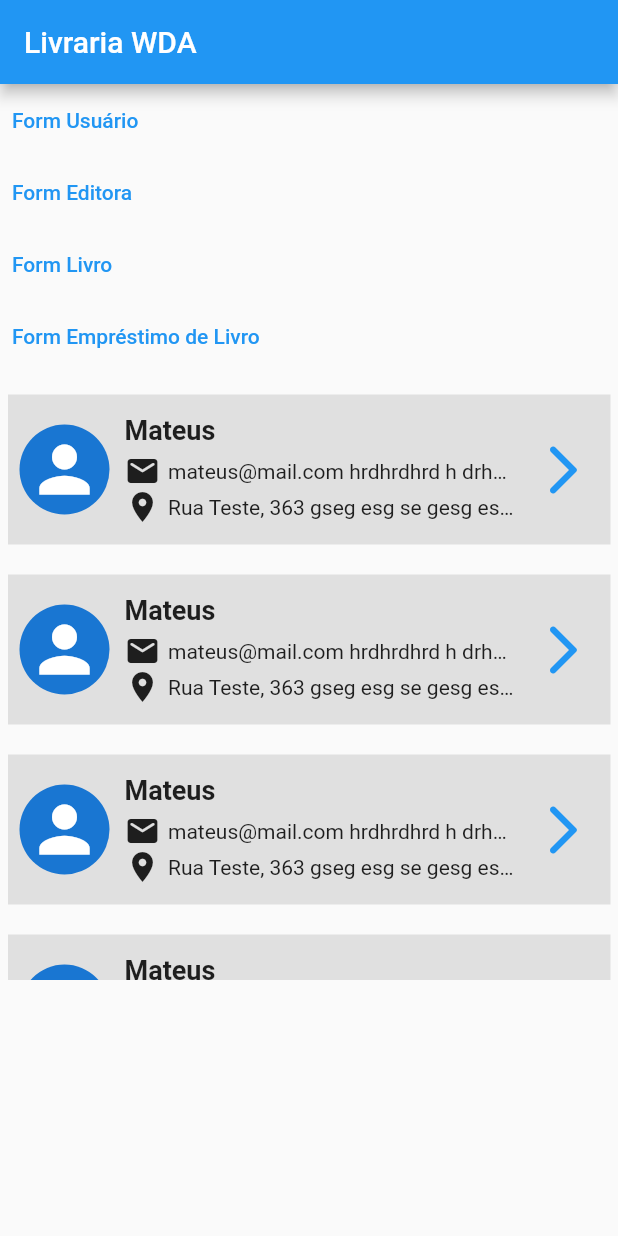
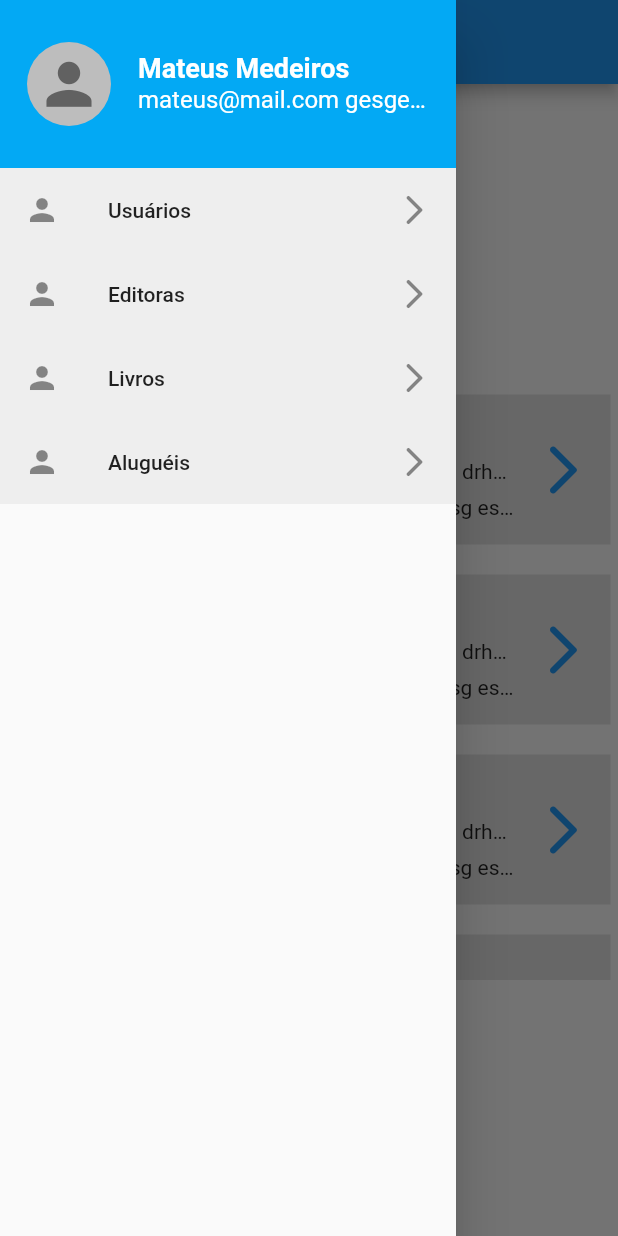
Before and after one commit to mateusmeds/locadora-livros-wda, a Flutter app: the screen it shows after launch, with the side drawer open (before the commit the screen has no drawer), on a phone screen of 412 x 824 dp. Run offline on Flutter 3.47's test engine with Material 2 defaults, Android fonts, the phone set to English and light mode, and no system bars.

Commit message:
Adição de menu drawer

```diff
--- /dev/null
+++ b/lib/components/menu_drawer.dart
@@ -0,0 +1,97 @@
+import 'package:flutter/material.dart';
+
+class MenuDrawer extends StatelessWidget {
+  const MenuDrawer({Key? key}) : super(key: key);
+
+  @override
+  Widget build(BuildContext context) {
+    return ListView(
+      children: <Widget>[
+        Container(
+          padding: EdgeInsets.symmetric(vertical: 20),
+          color: Colors.lightBlue,
+          child: ListTile(
+            leading: CircleAvatar(
+              child: Icon(
+                Icons.person,
+                size: 45,
+                color: Colors.grey[700],
+              ),
+              radius: 30,
+              backgroundColor: Colors.grey[400],
+            ),
+            textColor: Colors.white,
+            title: Text(
+              "Mateus Medeiros",
+              style: TextStyle(
+                fontSize: 18,
+                fontWeight: FontWeight.bold,
+              ),
+              overflow: TextOverflow.ellipsis,
+            ),
+            subtitle: Text(
+              "mateus@mail.com gesges ges gsehs hse",
+              style: TextStyle(
+                fontSize: 16,
+                fontWeight: FontWeight.w400,
+              ),
+              overflow: TextOverflow.ellipsis,
+            ),
+          ),
+        ),
+        Container(
+          color: Colors.grey[200],
+          child: ListTile(
+            leading: Icon(Icons.person),
+            title: Text("Usuários"),
+            trailing: Icon(Icons.arrow_forward_ios_rounded),
+            onTap: () {
+              debugPrint('toquei no drawer');
+              //Fecha o menu
+              Navigator.pop(context);
+            },
+          ),
+        ),
+        Container(
+          color: Colors.grey[200],
+          child: ListTile(
+            leading: Icon(Icons.person),
+            title: Text("Editoras"),
+            trailing: Icon(Icons.arrow_forward_ios_rounded),
+            onTap: () {
+              debugPrint('toquei no drawer');
+              //Fecha o menu
+              Navigator.pop(context);
+            },
+          ),
+        ),
+        Container(
+          color: Colors.grey[200],
+          child: ListTile(
+            leading: Icon(Icons.person),
+            title: Text("Livros"),
+            trailing: Icon(Icons.arrow_forward_ios_rounded),
+            onTap: () {
+              debugPrint('toquei no drawer');
+              //Fecha o menu
+              Navigator.pop(context);
+            },
+          ),
+        ),
+        Container(
+          color: Colors.grey[200],
+          child: ListTile(
+            leading: Icon(Icons.person),
+            title: Text("Aluguéis"),
+            trailing: Icon(Icons.arrow_forward_ios_rounded),
+            onTap: () {
+              debugPrint('toquei no drawer');
+              //Fecha o menu
+              Navigator.pop(context);
+            },
+          ),
+        )
+      ],
+    );
+  }
+}
--- a/lib/main.dart
+++ b/lib/main.dart
@@ -1,6 +1,7 @@
 import 'package:flutter/material.dart';
 import 'package:livraria_wda/components/book_register_form.dart';
 import 'package:livraria_wda/components/book_rent_register_form.dart';
+import 'package:livraria_wda/components/menu_drawer.dart';
 import 'package:livraria_wda/components/publisher_register_form.dart';
 import 'package:livraria_wda/components/user_list.dart';
 import 'package:livraria_wda/components/user_register_form.dart';
@@ -16,6 +17,7 @@ class MyApp extends StatelessWidget {
   @override
   Widget build(BuildContext context) {
     return MaterialApp(
+      debugShowCheckedModeBanner: false,
       title: 'Flutter Demo',
       theme: ThemeData(
         primarySwatch: Colors.blue,
@@ -110,6 +112,9 @@ class _MyHomePageState extends State<MyHomePage> {
           ],
         ),
       ),
+      drawer: Drawer(
+        child: MenuDrawer(),
+      ),
     );
   }
 }
```
